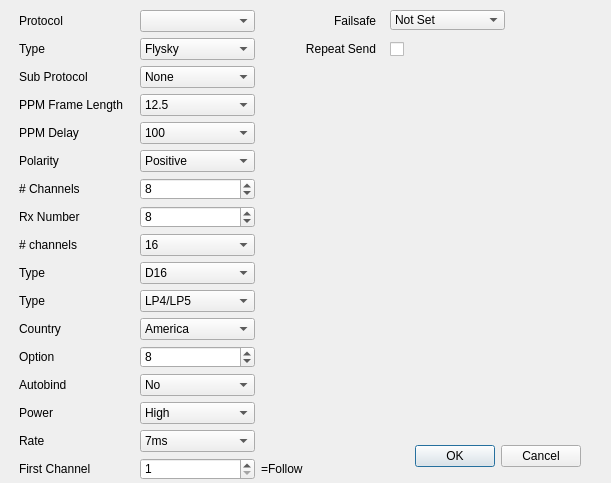
The window that eepe/eepskye/src/ProtocolDialog.ui (MikeBland/mbtx) describes before a commit, drawn with Qt 5.
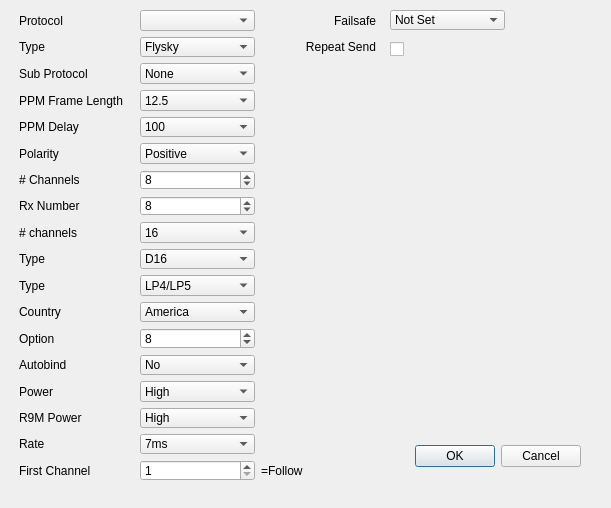
The same window after the commit.

Commit message: Sources for r221g6, with fix for external module XJT protocol bug on STM radios, add R9M module support.

The edit to the form file:
```diff
--- a/eepe/eepskye/src/ProtocolDialog.ui
+++ b/eepe/eepskye/src/ProtocolDialog.ui
@@ -7,7 +7,7 @@
     <x>0</x>
     <y>0</y>
     <width>611</width>
-    <height>483</height>
+    <height>508</height>
    </rect>
   </property>
   <property name="windowTitle">
@@ -35,7 +35,7 @@
      <x>19</x>
      <y>10</y>
      <width>361</width>
-     <height>470</height>
+     <height>490</height>
     </rect>
    </property>
    <layout class="QGridLayout" name="gridLayout">
@@ -929,14 +929,14 @@
       </item>
      </widget>
     </item>
-    <item row="17" column="0">
+    <item row="18" column="0">
      <widget class="QLabel" name="startChannelLabel">
       <property name="text">
        <string>First Channel</string>
       </property>
      </widget>
     </item>
-    <item row="17" column="1">
+    <item row="18" column="1">
      <widget class="QSpinBox" name="startChannelSB">
       <property name="minimum">
        <number>1</number>
@@ -949,7 +949,7 @@
       </property>
      </widget>
     </item>
-    <item row="18" column="1">
+    <item row="19" column="1">
      <spacer name="verticalSpacer">
       <property name="orientation">
        <enum>Qt::Vertical</enum>
@@ -969,7 +969,7 @@
       </property>
      </widget>
     </item>
-    <item row="16" column="1">
+    <item row="17" column="1">
      <widget class="QComboBox" name="rateCB">
       <item>
        <property name="text">
@@ -998,7 +998,7 @@
       </item>
      </widget>
     </item>
-    <item row="16" column="0">
+    <item row="17" column="0">
      <widget class="QLabel" name="rateLabel">
       <property name="text">
        <string>Rate</string>
@@ -1014,7 +1014,7 @@
       </item>
      </widget>
     </item>
-    <item row="17" column="2">
+    <item row="18" column="2">
      <widget class="QLabel" name="followLabel">
       <property name="text">
        <string>=Follow</string>
@@ -1043,19 +1043,6 @@
       </property>
      </widget>
     </item>
-    <item row="16" column="2">
-     <spacer name="horizontalSpacer">
-      <property name="orientation">
-       <enum>Qt::Horizontal</enum>
-      </property>
-      <property name="sizeHint" stdset="0">
-       <size>
-        <width>40</width>
-        <height>20</height>
-       </size>
-      </property>
-     </spacer>
-    </item>
     <item row="1" column="2">
      <widget class="QLabel" name="RepeatLabel">
       <property name="minimumSize">
@@ -1078,6 +1065,40 @@
       </property>
      </widget>
     </item>
+    <item row="16" column="0">
+     <widget class="QLabel" name="R9MpowerLabel">
+      <property name="text">
+       <string>R9M Power</string>
+      </property>
+     </widget>
+    </item>
+    <item row="16" column="1">
+     <widget class="QComboBox" name="R9MpowerCB">
+      <item>
+       <property name="text">
+        <string>High</string>
+       </property>
+      </item>
+      <item>
+       <property name="text">
+        <string>Low</string>
+       </property>
+      </item>
+     </widget>
+    </item>
+    <item row="19" column="2">
+     <spacer name="horizontalSpacer">
+      <property name="orientation">
+       <enum>Qt::Horizontal</enum>
+      </property>
+      <property name="sizeHint" stdset="0">
+       <size>
+        <width>40</width>
+        <height>20</height>
+       </size>
+      </property>
+     </spacer>
+    </item>
    </layout>
   </widget>
   <widget class="QComboBox" name="FailsafeCB">
```
Left out of the diff: 5 changed lines with no effect on the pictures. The commit also changes 33 other files.
